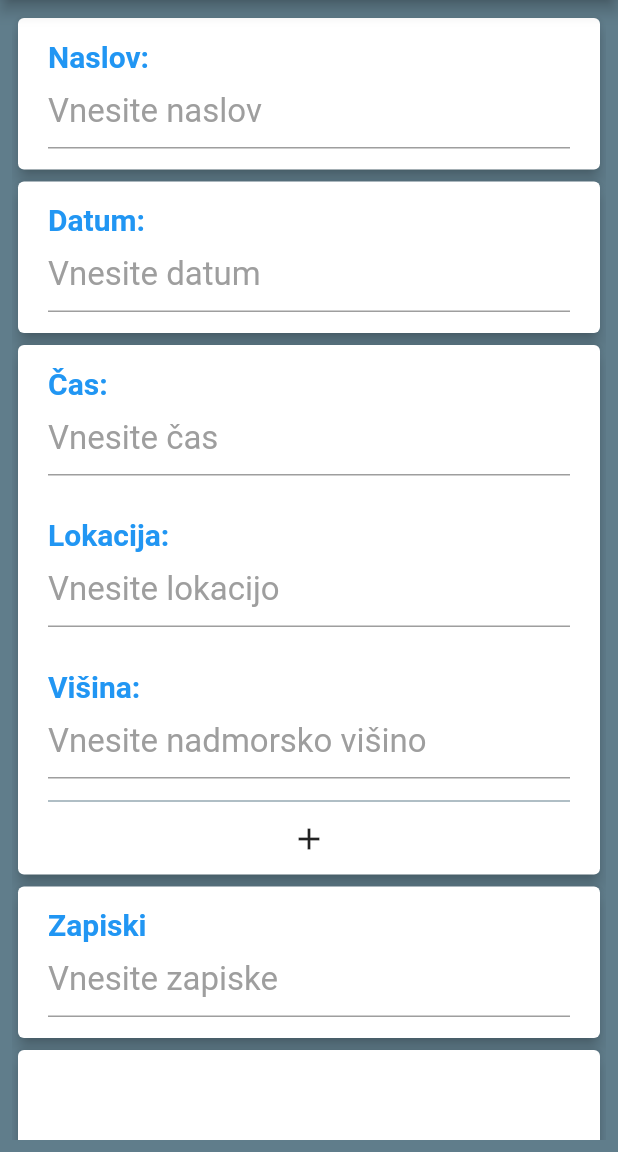
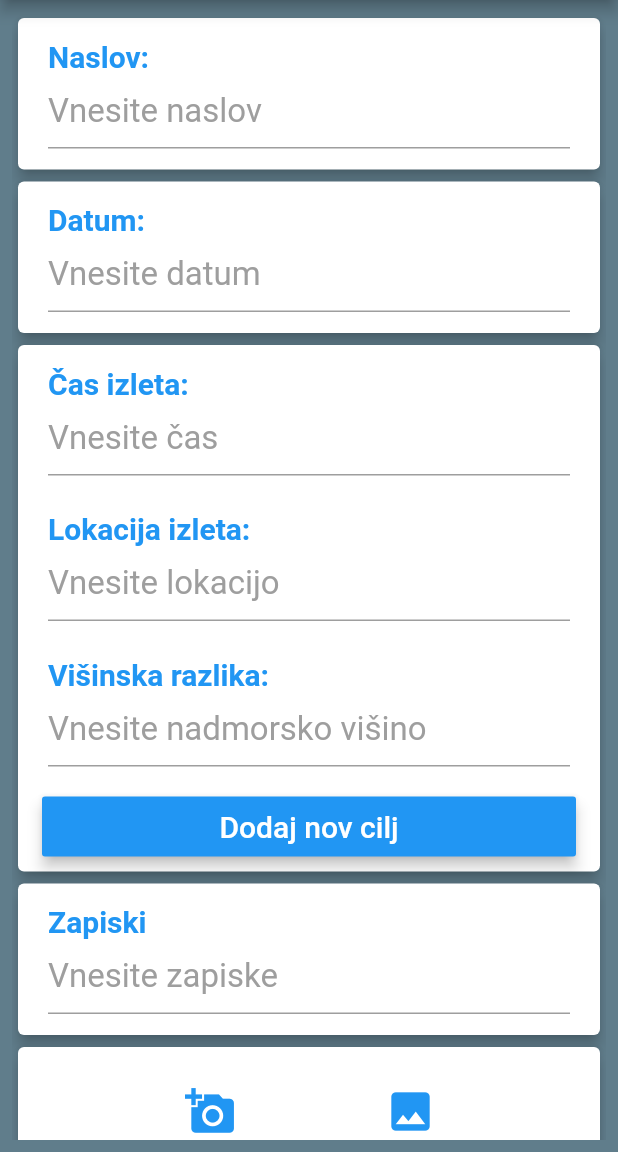
Before and after one commit to Ethirallan/mountain_companion, a Flutter app: the AddNew screen opened directly, on a phone screen of 412 x 824 dp, the part 84-1236 px from its top. Run offline on Flutter 3.47's test engine with Material 2 defaults, Android fonts, the phone set to English and light mode, and no system bars; our stand-ins replace image_picker, sqflite; accounts and stored records are empty.

Commit message:
fixing gallery new travel

```diff
--- a/lib/helper/new_expanded.dart
+++ b/lib/helper/new_expanded.dart
@@ -16,14 +16,13 @@ class NewExpandedState extends State<NewExpanded> {
 
   @override
   Widget build(BuildContext context) {
-    if(widgetList.length == 0) {
-      widgetList.add(myInputTitle('Čas:'));
+    if (widgetList.length == 0) {
+      widgetList.add(myInputTitle('Čas izleta:'));
       widgetList.add(myInputField('Vnesite čas', timeCtrl, TextInputType.datetime));
-      widgetList.add(myInputTitle('Lokacija:'));
+      widgetList.add(myInputTitle('Lokacija izleta:'));
       widgetList.add(myInputField('Vnesite lokacijo', locationCtrl, TextInputType.text));
-      widgetList.add(myInputTitle('Višina:'));
+      widgetList.add(myInputTitle('Višinska razlika:'));
       widgetList.add(myInputField('Vnesite nadmorsko višino', heightCtrl, TextInputType.number));
-      widgetList.add(Container(child: Divider(height: 2.0, color: Colors.blueGrey), padding: EdgeInsets.fromLTRB(20.0, 0.0, 20.0, 0.0),));
     }
     return Card(
       elevation: 4.0,
@@ -44,61 +43,83 @@ class NewExpandedState extends State<NewExpanded> {
                     return widgetList[index];
                   },
                 ),
-                myAddBtn(),
+                widgetList.length != 11 ? myAddBtn() : Container(),
+                widgetList.length > 6 ? myRemoveBtn() : Container(),
               ],
             ),
           ),
-          //items.length <= 6 ? myAddBtn : Container()
         ],
       ),
     );
   }
 
   void addNewInput() {
-    if (widgetList.length < 29) {
-      double no = widgetList.length / 7;
+    if (widgetList.length < 11) {
+      int no = widgetList.length - 5;
       setState(() {
-        widgetList.add(myInputTitle('Čas $no:'));
-        widgetList.add(myInputField('Vnesite čas', timeCtrl, TextInputType.datetime));
-        widgetList.add(myInputTitle('Lokacija $no:'));
-        widgetList.add(myInputField('Vnesite lokacijo', locationCtrl, TextInputType.text));
-        widgetList.add(myInputTitle('Višina $no:'));
-        widgetList.add(myInputField('Vnesite nadmorsko višino', heightCtrl, TextInputType.number));
-        if (widgetList.length < 25) {
-          widgetList.add(Container(child: Divider(height: 2.0, color: Colors.blueGrey), padding: EdgeInsets.fromLTRB(20.0, 0.0, 20.0, 0.0),));
-        } else {
-          widgetList.add(myRemoveBtn());
-        }
+        widgetList.add(Container(
+          padding: EdgeInsets.fromLTRB(10.0, 4.0, 10.0, 0.0),
+          child: Card(
+            elevation: 4.0,
+            child: Column(
+              mainAxisAlignment: MainAxisAlignment.start,
+              crossAxisAlignment: CrossAxisAlignment.stretch,
+              children: <Widget>[
+                myInputTitle('Ura $no:'),
+                myInputField('Vnesite uro', timeCtrl, TextInputType.datetime),
+                myInputTitle('Lokacija $no:'),
+                myInputField(
+                    'Vnesite lokacijo', locationCtrl, TextInputType.text),
+                myInputTitle('Višina $no:'),
+                myInputField('Vnesite nadmorsko višino', heightCtrl,
+                    TextInputType.number),
+              ],
+            ),
+          ),
+        ));
       });
     } else {
-      Scaffold.of(context).showSnackBar(SnackBar(content: Text('Maksimalmo število ciljev že doseženo')));
+      Scaffold.of(context).showSnackBar(
+          SnackBar(content: Text('Maksimalmo število ciljev že doseženo')));
     }
   }
 
   Widget myAddBtn() {
     return Center(
-      child: IconButton(icon: Icon(Icons.add), onPressed: addNewInput),
+      child: myButton(1, 'Dodaj nov cilj', Colors.blue),
     );
   }
 
   Widget myRemoveBtn() {
     return Center(
-      child: IconButton(icon: Icon(Icons.add), onPressed: removeInput),
+      //child: IconButton(icon: Icon(Icons.remove), onPressed: removeInput,)
+      child: myButton(0, 'Odstrani zadnjega', Colors.red),
+    );
+  }
+
+  Widget myButton(int fun, String text, Color color) {
+    return Container(
+      padding: fun == 1 ? EdgeInsets.fromLTRB(16.0, 10.0, 16.0, 10.0) : EdgeInsets.fromLTRB(16.0, 0.0, 16.0, 10.0) ,
+      child: SizedBox(
+        width: double.infinity,
+        height: 40.0,
+        child: RaisedButton(
+          elevation: 4.0,
+          color: color,
+          onPressed: fun == 1 ? addNewInput : removeInput,
+          child: Text(
+            text,
+            style: TextStyle(color: Colors.white, fontSize: 20.0),
+          ),
+        ),
+      ),
     );
   }
 
   void removeInput() {
-    if (widgetList.length == 28) {
-      setState(() {
-        widgetList.removeRange(21, 28);
-      });
-    } else if (widgetList.length > 7) {
-      setState(() {
-        widgetList.removeRange(widgetList.length - 7, widgetList.length);
-      });
-    } else {
-      Scaffold.of(context).showSnackBar(SnackBar(content: Text('Maksimalmo število ciljev že doseženo')));
-    }
+    setState(() {
+      widgetList.removeLast();
+    });
   }
 
   Widget myInputTitle(String title) {
@@ -114,7 +135,7 @@ class NewExpandedState extends State<NewExpanded> {
 
   Widget myInputField(String hint, TextEditingController controller, TextInputType input) {
     return Container(
-      padding: EdgeInsets.fromLTRB(20.0, 0.0, 20.0, 14.0),
+      padding: EdgeInsets.fromLTRB(20.0, 0.0, 20.0, 10.0),
       child: TextField(
         textCapitalization: TextCapitalization.sentences,
         keyboardType: input,
--- a/lib/pages/add_new.dart
+++ b/lib/pages/add_new.dart
@@ -1,5 +1,4 @@
 import 'dart:io';
-
 import 'package:flutter/material.dart';
 import 'package:image_picker/image_picker.dart';
 import 'package:mountain_companion/database/travel_db_helper.dart';
@@ -42,46 +41,9 @@ class AddNewState extends State<AddNew> {
           children: <Widget>[
             buildCard('Naslov:', 'Vnesite naslov', titleController, TextInputType.text),
             buildCard('Datum:', 'Vnesite datum', dateController, TextInputType.datetime),
-            //buildCard('Lokacija:', 'Vnesite lokacijo', locationController, TextInputType.text),
-            //buildCard('Čas:', 'Vnesite čas', timeController, TextInputType.datetime),
-            //buildCard('Višinska razlika:', 'Vnesite višinsko razliko', heightController, TextInputType.number),
             NewExpanded(),
             buildCard('Zapiski', 'Vnesite zapiske', notesController, TextInputType.multiline),
-            Card(
-              elevation: 4.0,
-              child: Container(
-                height: 180.0,
-                child: Center(
-                  child: Row(
-                    mainAxisAlignment: MainAxisAlignment.spaceEvenly,
-                    crossAxisAlignment: CrossAxisAlignment.stretch,
-                    children: <Widget>[
-                      IconButton(
-                        icon: Icon(
-                          Icons.add_a_photo,
-                          size: 34.0,
-                          color: Colors.blueGrey,
-                        ),
-                        onPressed: () {
-                          takePhoto(1);
-                        }
-                      ),
-                      IconButton(
-                        icon: Icon(
-                          Icons.photo,
-                          size: 34.0,
-                          color: Colors.blueGrey,
-                        ),
-                        onPressed: () {
-                          takePhoto(0);
-                        }
-                      ),
-                    ],
-                  )
-                ),
-              ),
-            ),
-            showMiniPhotos(),
+            galleryCard(),
             Row(
               children: <Widget>[
                 buildButton('Prekliči', 0),
@@ -94,39 +56,81 @@ class AddNewState extends State<AddNew> {
     );
   }
 
-  Widget showMiniPhotos() {
-    if (miniPhoto1 == null && miniPhoto2 == null && miniPhoto3 == null && miniPhoto4 == null && miniPhoto5 == null && miniPhoto6 == null) {
-      return Container();
-    } else {
+  Widget galleryCard() {
     return Card(
       elevation: 4.0,
       child: Container(
-          padding: EdgeInsets.all(10.0),
+        padding: EdgeInsets.all(8.0),
         child: Column(
           children: <Widget>[
+            Container(
+              padding: EdgeInsets.all(10.0),
+              child: Row(
+                mainAxisAlignment: MainAxisAlignment.spaceEvenly,
+                crossAxisAlignment: CrossAxisAlignment.center,
+                children: <Widget>[
+                  IconButton(
+                      icon: Icon(
+                        Icons.add_a_photo,
+                        size: 34.0,
+                        color: Colors.blue,
+                      ),
+                      onPressed: () {
+                        takePhoto(1);
+                      }
+                  ),
+                  IconButton(
+                      icon: Icon(
+                        Icons.photo,
+                        size: 34.0,
+                        color: Colors.blue,
+                      ),
+                      onPressed: () {
+                        takePhoto(0);
+                      }
+                  ),
+                ],
+              ),
+            ),
             Row(
               children: <Widget>[
                 Expanded(
-                    child: miniPhoto1 != null ? Image.file(miniPhoto1, fit: BoxFit.contain,) : Container(),
+                  child: miniPhoto1 != null ? Container(padding: EdgeInsets.all(4.0), child: GestureDetector(onDoubleTap: () {
+                    miniPhoto1 = null;
+                    travel.photo1 = null;
+                    setState(() {
+                      galleryCard();
+                    });
+                  }, child: Image.file(miniPhoto1, fit: BoxFit.contain,))) : Container(),
                 ),
                 Expanded(
-                    child: miniPhoto2 != null ? Image.file(miniPhoto2, fit: BoxFit.contain,) : Container(),
+                  child: miniPhoto2 != null ? Container(padding: EdgeInsets.all(4.0), child: GestureDetector(onDoubleTap: () { miniPhoto2 = null; travel.photo2 = null; setState(() {
+                    galleryCard();
+                  });}, child: Image.file(miniPhoto2, fit: BoxFit.contain,))) : Container(),
                 ),
                 Expanded(
-                    child: miniPhoto3 != null ? Image.file(miniPhoto3, fit: BoxFit.contain,) : Container(),
+                  child: miniPhoto3 != null ? Container(padding: EdgeInsets.all(4.0), child: GestureDetector(onDoubleTap: () { miniPhoto3 = null; travel.photo3 = null; setState(() {
+                    galleryCard();
+                  });}, child: Image.file(miniPhoto3, fit: BoxFit.contain,))) : Container(),
                 ),
               ],
             ),
             Row(
               children: <Widget>[
                 Expanded(
-                    child: miniPhoto4 != null ? Image.file(miniPhoto4, fit: BoxFit.contain,) : Container(),
+                  child: miniPhoto4 != null ? Container(padding: EdgeInsets.all(4.0), child: GestureDetector(onDoubleTap: () { miniPhoto4 = null; travel.photo4 = null; setState(() {
+                    galleryCard();
+                  });}, child: Image.file(miniPhoto4, fit: BoxFit.contain,))) : Container(),
                 ),
                 Expanded(
-                    child: miniPhoto5 != null ? Image.file(miniPhoto5, fit: BoxFit.contain,) : Container(),
+                  child: miniPhoto5 != null ? Container(padding: EdgeInsets.all(4.0), child: GestureDetector(onDoubleTap: () { miniPhoto5 = null; travel.photo5 = null; setState(() {
+                    galleryCard();
+                  });}, child: Image.file(miniPhoto5, fit: BoxFit.contain,))) : Container(),
                 ),
                 Expanded(
-                    child: miniPhoto6 != null ? Image.file(miniPhoto6, fit: BoxFit.contain,) : Container(),
+                  child: miniPhoto6 != null ? Container(padding: EdgeInsets.all(4.0), child: GestureDetector(onDoubleTap: () { miniPhoto6 = null; travel.photo6 = null; setState(() {
+                    galleryCard();
+                  });}, child: Image.file(miniPhoto6, fit: BoxFit.contain,))) : Container(),
                 ),
               ],
             ),
@@ -134,7 +138,6 @@ class AddNewState extends State<AddNew> {
         ),
       ),
     );
-    }
   }
 
   Widget buildButton(String name, int fun) {
@@ -146,7 +149,7 @@ class AddNewState extends State<AddNew> {
           child: Text(
             name,
             style: TextStyle(
-              color: Colors.blueGrey,
+              color: Colors.blue,
               fontSize: 20.0,
               fontWeight: FontWeight.bold,
             ),
@@ -237,11 +240,11 @@ class AddNewState extends State<AddNew> {
       travel.photo6 = newImage.path;
       miniPhoto6 = image;
     } else {
-      //Toast
+      Scaffold.of(context).showSnackBar(SnackBar(content: Text('Maksimalno število slik izbrano')));
     }
 
     setState(() {
-      showMiniPhotos();
+      galleryCard();
     });
   }
 
--- a/lib/pages/travel_details.dart
+++ b/lib/pages/travel_details.dart
@@ -146,9 +146,6 @@ class TravelDetailsState extends State<TravelDetails> {
         myList.add(photoList[i]);
       }
     }
-
-    print(myList);
-
     return Card(
       elevation: 4.0,
       child: Column(
```
Lines whose indentation alone changed are shown as unchanged.
